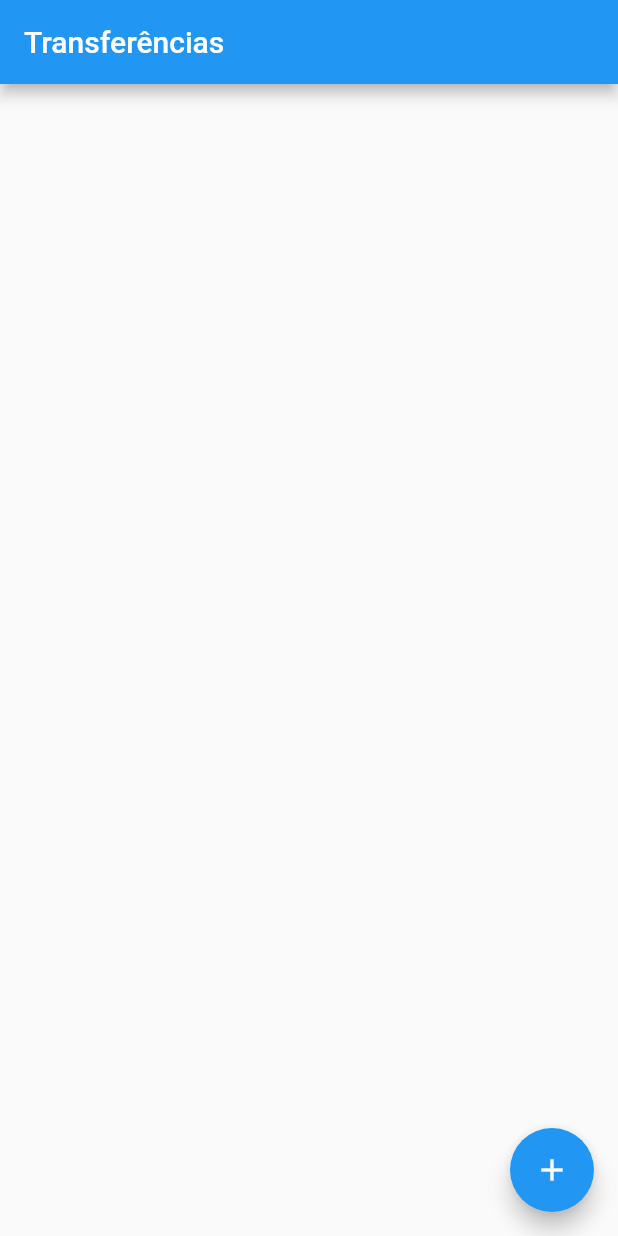
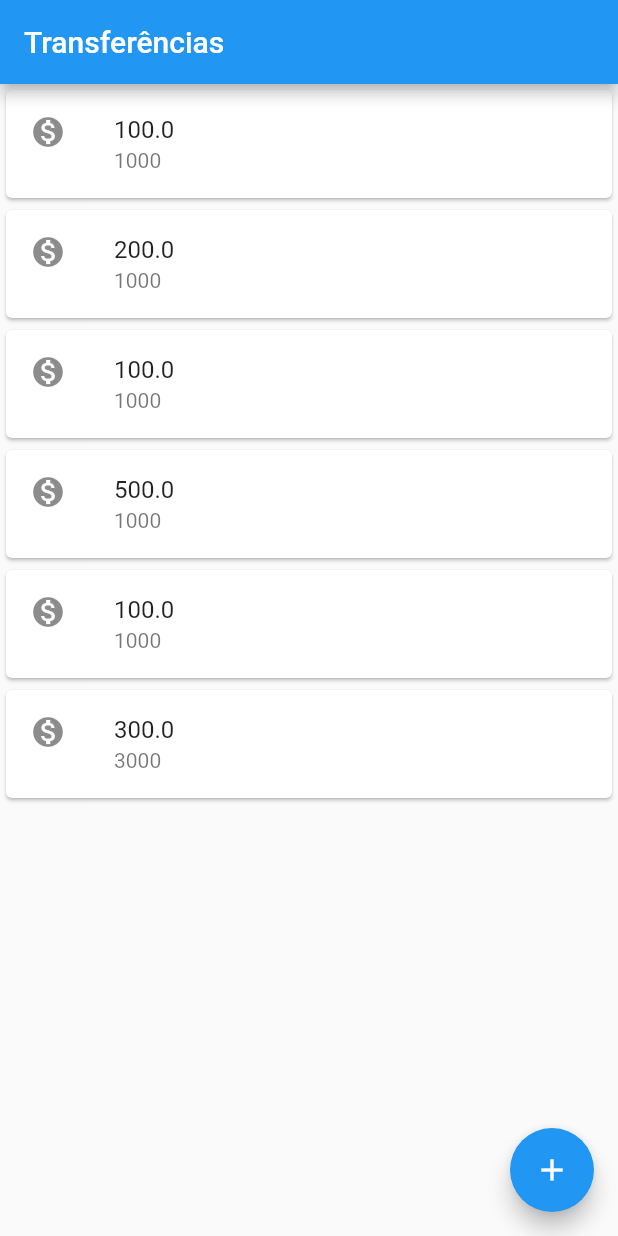
Before and after one commit to moganrz/bytebank, a Flutter app: the screen it shows after launch, on a phone screen of 412 x 824 dp. Run offline on Flutter 3.47's test engine with Material 2 defaults, Android fonts, the phone set to English and light mode, and no system bars.

Commit message:
Adicinando cards com valor e conta  de transferencia

```diff
--- a/lib/main.dart
+++ b/lib/main.dart
@@ -1,12 +1,55 @@
 import 'package:flutter/material.dart';
 
-void main() => runApp(MaterialApp(
+void main() => runApp(
+      MaterialApp(
         home: Scaffold(
+          body: ListaTransferencias(),
           appBar: AppBar(
             title: Text('Transferências'),
           ),
           floatingActionButton: FloatingActionButton(
             child: Icon(Icons.add),
+            onPressed: () {},
           ),
         ),
+      ),
+    );
+
+class ListaTransferencias extends StatelessWidget {
+  @override
+  Widget build(BuildContext context) {
+    return Column(children: <Widget>[
+      ItemTransferencia(Transferencia(100, 1000)),
+      ItemTransferencia(Transferencia(200, 1000)),
+      ItemTransferencia(Transferencia(100, 1000)),
+      ItemTransferencia(Transferencia(500, 1000)),
+      ItemTransferencia(Transferencia(100, 1000)),
+      ItemTransferencia(Transferencia(300, 3000)),
+    ]);
+  }
+}
+
+class ItemTransferencia extends StatelessWidget {
+  final Transferencia _transferencia;
+
+  ItemTransferencia(this._transferencia);
+
+  @override
+  Widget build(BuildContext context) {
+    return Card(
+        child: ListTile(
+      leading: Icon(Icons.monetization_on),
+      title: Text(_transferencia.valor.toString()),
+      subtitle: Text(
+        _transferencia.numeroConta.toString(),
+      ),
     ));
+  }
+}
+
+class Transferencia {
+  final double valor;
+  final int numeroConta;
+
+  Transferencia(this.valor, this.numeroConta);
+}
```
Lines whose indentation alone changed are shown as unchanged.
